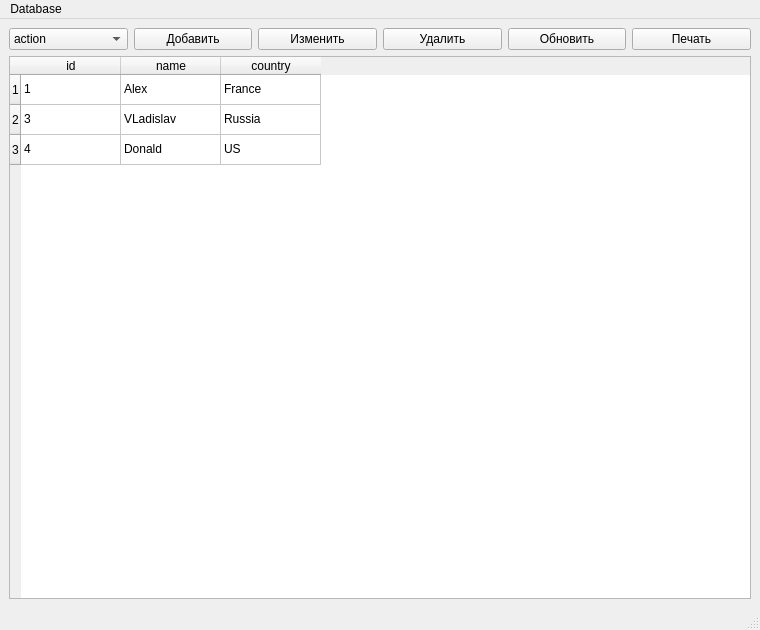
waay01/labSql, file mainwindow.ui: the form before one commit.
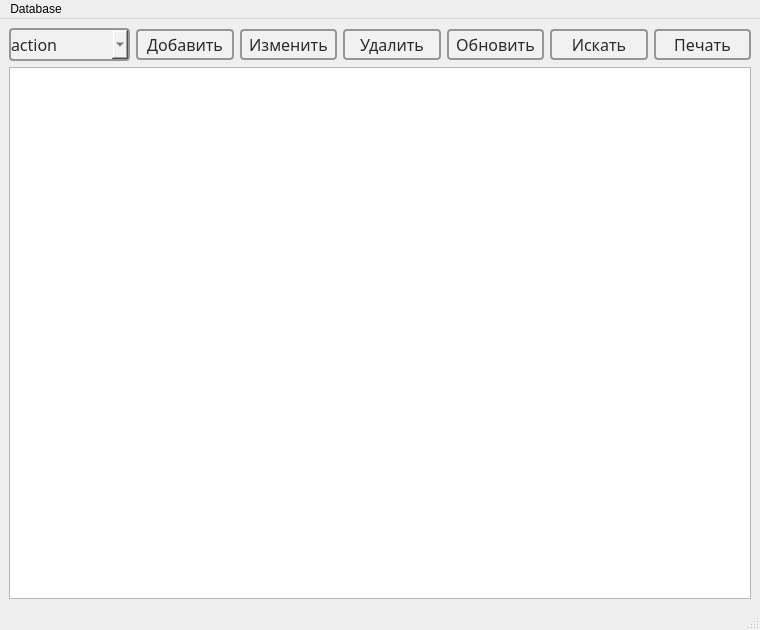
The form after the commit.

```diff
--- a/mainwindow.ui
+++ b/mainwindow.ui
@@ -10,9 +10,116 @@
     <height>630</height>
    </rect>
   </property>
+  <property name="font">
+   <font>
+    <family>SF Pro Display</family>
+   </font>
+  </property>
   <property name="windowTitle">
    <string>MainWindow</string>
   </property>
+  <property name="styleSheet">
+   <string notr="true">#comboBox {
+	background-color: #f1f1f1;
+	border-radius: 4px;
+	border: 2px solid #969696;
+	display: inline-block;
+	cursor: pointer;
+	color: #2c2b2b;
+	font: 16px Bahnschrift;
+	padding: 2px 0px;
+}
+
+#pushButton {
+	background-color: #f1f1f1;
+	border-radius: 4px;
+	border: 2px solid #969696;
+	display: inline-block;
+	cursor: pointer;
+	color: #2c2b2b;
+	font: 16px Bahnschrift;
+	padding: 2px 0px;
+}
+
+#pushButton:hover {
+	background-color: #e0e0e0;
+}
+
+#pushButton_2 {
+	background-color: #f1f1f1;
+	border-radius: 4px;
+	border: 2px solid #969696;
+	display: inline-block;
+	cursor: pointer;
+	color: #2c2b2b;
+	font: 16px Bahnschrift;
+	padding: 2px 0px;
+}
+
+#pushButton_2:hover {
+	background-color: #e0e0e0;
+}
+
+#pushButton_3 {
+	background-color: #f1f1f1;
+	border-radius: 4px;
+	border: 2px solid #969696;
+	display: inline-block;
+	cursor: pointer;
+	color: #2c2b2b;
+	font: 16px Bahnschrift;
+	padding: 2px 0px;
+}
+
+#pushButton_3:hover {
+	background-color: #e0e0e0;
+}
+
+#pushButton_4 {
+	background-color: #f1f1f1;
+	border-radius: 4px;
+	border: 2px solid #969696;
+	display: inline-block;
+	cursor: pointer;
+	color: #2c2b2b;
+	font: 16px Bahnschrift;
+	padding: 2px 0px;
+}
+
+#pushButton_4:hover {
+	background-color: #e0e0e0;
+}
+
+#pushButton_5 {
+	background-color: #f1f1f1;
+	border-radius: 4px;
+	border: 2px solid #969696;
+	display: inline-block;
+	cursor: pointer;
+	color: #2c2b2b;
+	font: 16px Bahnschrift;
+	padding: 2px 0px;
+}
+
+#pushButton_5:hover {
+	background-color: #e0e0e0;
+}
+
+#pushButton_6 {
+	background-color: #f1f1f1;
+	border-radius: 4px;
+	border: 2px solid #969696;
+	display: inline-block;
+	cursor: pointer;
+	color: #2c2b2b;
+	font: 16px Bahnschrift;
+	padding: 2px 0px;
+}
+
+#pushButton_6:hover {
+	background-color: #e0e0e0;
+}</string>
+  </property>
   <widget class="QWidget" name="centralwidget">
    <layout class="QGridLayout" name="gridLayout">
     <item row="0" column="0">
@@ -89,13 +196,26 @@
       </item>
       <item>
        <widget class="QPushButton" name="pushButton_4">
+        <property name="styleSheet">
+         <string notr="true"/>
+        </property>
         <property name="text">
          <string>Обновить</string>
         </property>
        </widget>
       </item>
+      <item>
+       <widget class="QPushButton" name="pushButton_6">
+        <property name="text">
+         <string>Искать</string>
+        </property>
+       </widget>
+      </item>
       <item>
        <widget class="QPushButton" name="pushButton_5">
+        <property name="styleSheet">
+         <string notr="true"/>
+        </property>
         <property name="text">
          <string>Печать</string>
         </property>
@@ -120,81 +240,6 @@
       <attribute name="verticalHeaderVisible">
        <bool>true</bool>
       </attribute>
-      <row>
-       <property name="text">
-        <string>1</string>
-       </property>
-      </row>
-      <row>
-       <property name="text">
-        <string>2</string>
-       </property>
-      </row>
-      <row>
-       <property name="text">
-        <string>3</string>
-       </property>
-      </row>
-      <column>
-       <property name="text">
-        <string>id</string>
-       </property>
-      </column>
-      <column>
-       <property name="text">
-        <string>name</string>
-       </property>
-      </column>
-      <column>
-       <property name="text">
-        <string>country</string>
-       </property>
-      </column>
-      <item row="0" column="0">
-       <property name="text">
-        <string>1</string>
-       </property>
-      </item>
-      <item row="0" column="1">
-       <property name="text">
-        <string>Alex</string>
-       </property>
-      </item>
-      <item row="0" column="2">
-       <property name="text">
-        <string>France</string>
-       </property>
-      </item>
-      <item row="1" column="0">
-       <property name="text">
-        <string>3</string>
-       </property>
-      </item>
-      <item row="1" column="1">
-       <property name="text">
-        <string>VLadislav</string>
-       </property>
-      </item>
-      <item row="1" column="2">
-       <property name="text">
-        <string>Russia</string>
-       </property>
-      </item>
-      <item row="2" column="0">
-       <property name="text">
-        <string>4</string>
-       </property>
-      </item>
-      <item row="2" column="1">
-       <property name="text">
-        <string>Donald</string>
-       </property>
-      </item>
-      <item row="2" column="2">
-       <property name="text">
-        <string>US</string>
-       </property>
-      </item>
      </widget>
     </item>
    </layout>
```
Left out of the diff: 6 changed lines with no effect on the pictures.
